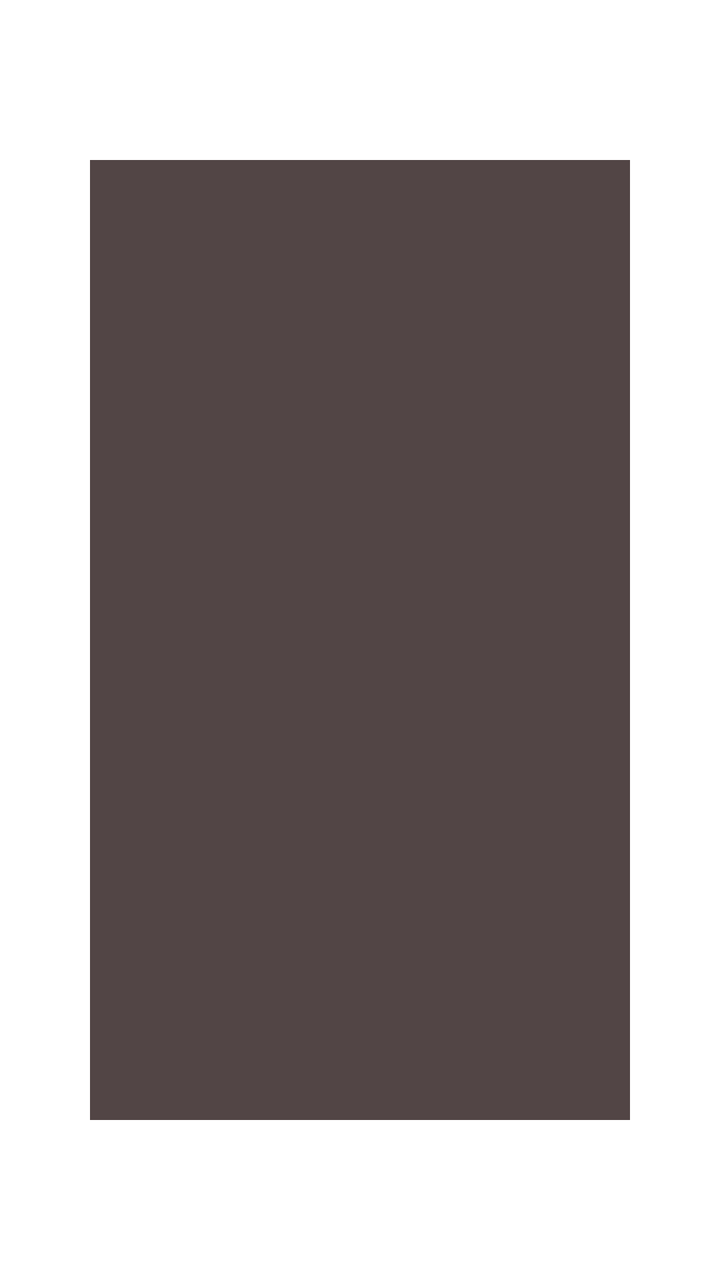
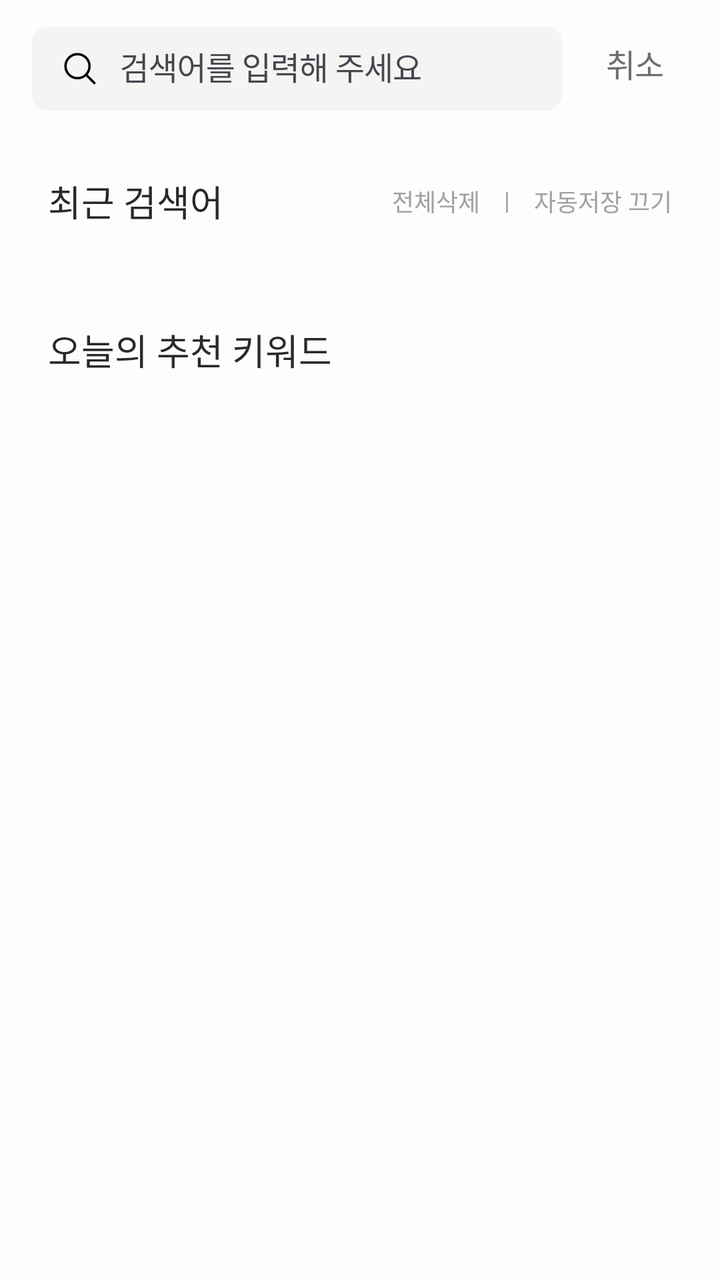

The first picture is an Android layout as it rendered before a commit; the second is the same layout after the commit. The layout source and the unified diff follow.
<!-- AndroidManifest.xml: application theme Theme.Bonda -->
<!-- res/layout/activity_search.xml -->
<?xml version="1.0" encoding="utf-8"?>
<androidx.constraintlayout.widget.ConstraintLayout xmlns:android="http://schemas.android.com/apk/res/android"
    android:layout_width="match_parent"
    android:layout_height="match_parent"
    xmlns:app="http://schemas.android.com/apk/res-auto">



</androidx.constraintlayout.widget.ConstraintLayout>
<!-- resources referenced by this layout -->
<resources>
  <style name="Theme.Bonda" parent="Theme.Material3.Light.NoActionBar">
          <item name="android:windowBackground">@drawable/ic_launcher_background</item>
          <item name="android:windowSplashScreenAnimatedIcon">@drawable/ic_splash_logo</item>
  
  
      </style>
  <!-- drawable ic_launcher_background (drawable) -->
  <vector xmlns:android="http://schemas.android.com/apk/res/android"
      android:width="108dp"
      android:height="108dp"
      android:viewportWidth="512"
      android:viewportHeight="512">
    <group android:scaleX="0.75"
        android:scaleY="0.75"
        android:translateX="64"
        android:translateY="64">
      <path
          android:pathData="M0,0h512v512h-512z"
          android:fillColor="#524545"/>
    </group>
  </vector>
  <!-- drawable ic_splash_logo: vector/xml drawable (drawable, 6541 chars, omitted) -->
</resources>

<!-- the commit's change to res/layout/activity_search.xml (unified diff, before → after) -->
@@ -1,9 +1,152 @@
 <?xml version="1.0" encoding="utf-8"?>
 <androidx.constraintlayout.widget.ConstraintLayout xmlns:android="http://schemas.android.com/apk/res/android"
+    xmlns:app="http://schemas.android.com/apk/res-auto"
     android:layout_width="match_parent"
     android:layout_height="match_parent"
-    xmlns:app="http://schemas.android.com/apk/res-auto">
+    android:background="@color/surface_default_tertiary">
 
+    <androidx.constraintlayout.widget.ConstraintLayout
+        android:id="@+id/search_bar_layout"
+        android:layout_width="match_parent"
+        android:layout_height="wrap_content"
+        android:paddingHorizontal="16dp"
+        android:paddingVertical="8dp"
+        app:layout_constraintTop_toTopOf="parent">
 
+        <com.google.android.material.textfield.TextInputLayout
+            android:id="@+id/search_bar_container"
+            style="@style/Widget.Bonda.SearchBar"
+            android:layout_width="0dp"
+            android:layout_height="0dp"
+            app:layout_constraintBottom_toBottomOf="@id/button_close"
+            app:layout_constraintEnd_toStartOf="@id/button_close"
+            app:layout_constraintStart_toStartOf="parent"
+            app:layout_constraintTop_toTopOf="@id/button_close">
 
+            <com.google.android.material.textfield.TextInputEditText
+                android:id="@+id/search_bar"
+                android:layout_width="match_parent"
+                android:layout_height="match_parent"
+                android:drawableStart="@drawable/ic_action_search_24dp"
+                android:drawablePadding="8dp"
+                android:hint="검색어를 입력해 주세요"
+                android:paddingStart="12dp"
+                android:paddingEnd="12dp"
+                android:textAppearance="@style/Body3" />
+        </com.google.android.material.textfield.TextInputLayout>
+
+        <com.google.android.material.textview.MaterialTextView
+            android:id="@+id/button_close"
+            android:layout_width="wrap_content"
+            android:layout_height="wrap_content"
+            android:layout_marginLeft="10dp"
+            android:padding="12dp"
+            android:text="취소"
+            android:textAppearance="@style/Body1"
+            android:textColor="@color/text_default_secondary"
+            app:layout_constraintEnd_toEndOf="parent"
+            app:layout_constraintStart_toEndOf="@id/search_bar_container"
+            app:layout_constraintTop_toTopOf="parent" />
+    </androidx.constraintlayout.widget.ConstraintLayout>
+
+    <androidx.constraintlayout.widget.ConstraintLayout
+        android:id="@+id/container2"
+        android:layout_width="match_parent"
+        android:layout_height="wrap_content"
+        android:layout_marginTop="24dp"
+        android:paddingHorizontal="24dp"
+        app:layout_constraintTop_toBottomOf="@id/search_bar_layout">
+
+        <com.google.android.material.textview.MaterialTextView
+            android:id="@+id/header1"
+            android:layout_width="0dp"
+            android:layout_height="wrap_content"
+            android:text="최근 검색어"
+            android:textAppearance="@style/Title2"
+            android:textColor="@color/text_default_primary"
+            app:layout_constraintEnd_toStartOf="@id/container1"
+            app:layout_constraintStart_toStartOf="parent"
+            app:layout_constraintTop_toTopOf="parent" />
+
+        <androidx.constraintlayout.widget.ConstraintLayout
+            android:id="@+id/container1"
+            android:layout_width="wrap_content"
+            android:layout_height="wrap_content"
+            app:layout_constraintBottom_toBottomOf="@id/header1"
+            app:layout_constraintEnd_toEndOf="parent"
+            app:layout_constraintTop_toTopOf="@id/header1">
+
+            <com.google.android.material.textview.MaterialTextView
+                android:id="@+id/button_clear_history"
+                android:layout_width="wrap_content"
+                android:layout_height="wrap_content"
+                android:text="전체삭제"
+                android:textAppearance="@style/Caption1"
+                android:textColor="@color/text_default_tertiary"
+                app:layout_constraintStart_toStartOf="parent"
+                app:layout_constraintTop_toTopOf="parent" />
+
+            <com.google.android.material.textview.MaterialTextView
+                android:id="@+id/divider1"
+                android:layout_width="wrap_content"
+                android:layout_height="wrap_content"
+                android:paddingHorizontal="12dp"
+                android:text="|"
+                android:textAppearance="@style/Caption1"
+                android:textColor="@color/text_default_tertiary"
+                app:layout_constraintStart_toEndOf="@id/button_clear_history"
+                app:layout_constraintTop_toTopOf="parent" />
+
+            <com.google.android.material.textview.MaterialTextView
+                android:id="@+id/button_toggle_save_history"
+                android:layout_width="wrap_content"
+                android:layout_height="wrap_content"
+                android:text="자동저장 끄기"
+                android:textAppearance="@style/Caption1"
+                android:textColor="@color/text_default_tertiary"
+                app:layout_constraintStart_toEndOf="@id/divider1"
+                app:layout_constraintTop_toTopOf="parent" />
+        </androidx.constraintlayout.widget.ConstraintLayout>
+    </androidx.constraintlayout.widget.ConstraintLayout>
+
+    <com.google.android.material.textview.MaterialTextView
+        android:id="@+id/text_is_empty"
+        android:layout_width="wrap_content"
+        android:layout_height="wrap_content"
+        android:layout_marginTop="32dp"
+        android:text="최근 검색 기록이 없습니다"
+        android:textAppearance="@style/Caption1"
+        android:textColor="@color/text_default_tertiary"
+        android:visibility="gone"
+        app:layout_constraintEnd_toEndOf="parent"
+        app:layout_constraintStart_toStartOf="parent"
+        app:layout_constraintTop_toBottomOf="@id/container2" />
+
+    <com.google.android.material.chip.ChipGroup
+        android:id="@+id/search_history_chip_group"
+        android:layout_width="match_parent"
+        android:layout_height="wrap_content"
+        android:layout_marginHorizontal="24dp"
+        android:layout_marginTop="16dp"
+        app:layout_constraintTop_toBottomOf="@id/text_is_empty" />
+
+    <com.google.android.material.textview.MaterialTextView
+        android:id="@+id/header2"
+        android:layout_width="0dp"
+        android:layout_height="wrap_content"
+        android:layout_marginStart="24dp"
+        android:layout_marginTop="32dp"
+        android:text="오늘의 추천 키워드"
+        android:textAppearance="@style/Title2"
+        android:textColor="@color/text_default_primary"
+        app:layout_constraintStart_toStartOf="parent"
+        app:layout_constraintTop_toBottomOf="@id/search_history_chip_group" />
+
+    <com.google.android.material.chip.ChipGroup
+        android:id="@+id/today_keywords_chip_group"
+        android:layout_width="match_parent"
+        android:layout_height="wrap_content"
+        android:layout_marginHorizontal="24dp"
+        android:layout_marginTop="16dp"
+        app:layout_constraintTop_toBottomOf="@id/header2" />
 </androidx.constraintlayout.widget.ConstraintLayout>
<!-- resource entries referenced after the edit -->
@@ -1,10 +1,65 @@
 <!-- resources referenced by this layout -->
 <resources>
+  <color name="surface_default_tertiary">#fdfdfd</color>
+  <color name="text_default_primary">#292929</color>
+  <color name="text_default_secondary">#6E6E6E</color>
+  <color name="text_default_tertiary">#A1A1A1</color>
+  <!-- drawable ic_action_search_24dp (drawable) -->
+  <vector xmlns:android="http://schemas.android.com/apk/res/android"
+      android:width="24dp"
+      android:height="24dp"
+      android:viewportWidth="24"
+      android:viewportHeight="24">
+    <path
+        android:pathData="M10.75,10.75m-6,0a6,6 0,1 1,12 0a6,6 0,1 1,-12 0"
+        android:strokeWidth="1.2"
+        android:fillColor="#00000000"
+        android:strokeColor="#000"/>
+    <path
+        android:pathData="M15.522,14.674L19.621,18.773A0.6,0.6 0,0 1,19.621 19.622L19.621,19.622A0.6,0.6 90,0 1,18.773 19.622L14.674,15.523A0.6,0.6 90,0 1,14.674 14.674L14.674,14.674A0.6,0.6 90,0 1,15.522 14.674z"
+        android:fillColor="#000"/>
+  </vector>
+  <style name="Body1">
+          <item name="fontFamily">@font/pretendard_semibold</item>
+          <item name="android:textSize">16sp</item>
+          <item name="android:letterSpacing">-0.02</item>
+          <item name="android:lineHeight">22.4sp</item>
+      </style>
+  <style name="Body3">
+          <item name="fontFamily">@font/pretendard_regular</item>
+          <item name="android:textSize">16sp</item>
+          <item name="android:letterSpacing">-0.02</item>
+          <item name="android:lineHeight">22.4sp</item>
+      </style>
+  <style name="Caption1">
+          <item name="fontFamily">@font/pretendard_semibold</item>
+          <item name="android:textSize">12sp</item>
+          <item name="android:letterSpacing">0</item>
+          <item name="android:lineHeight">16.8sp</item>
+      </style>
+  <style name="Title2">
+          <item name="fontFamily">@font/pretendard_semibold</item>
+          <item name="android:textSize">18sp</item>
+          <item name="android:letterSpacing">0</item>
+          <item name="android:lineHeight">21.6sp</item>
+      </style>
+  <style name="Widget.Bonda.SearchBar" parent="Widget.Material3.TextInputLayout.OutlinedBox">
+          <item name="boxBackgroundColor">@color/surface_default_primary</item>
+          <item name="boxStrokeWidth">0dp</item>
+          <item name="shapeAppearance">@style/ShapeAppearance.Bonda.SearchBar</item>
+          <item name="android:paddingStart">0dp</item>
+          <item name="android:paddingEnd">0dp</item>
+      </style>
   <style name="Theme.Bonda" parent="Theme.Material3.Light.NoActionBar">
           <item name="android:windowBackground">@drawable/ic_launcher_background</item>
           <item name="android:windowSplashScreenAnimatedIcon">@drawable/ic_splash_logo</item>
   
   
+      </style>
+  <color name="surface_default_primary">#f5f4f3</color>
+  <style name="ShapeAppearance.Bonda.SearchBar" parent="ShapeAppearance.Material3.SmallComponent">
+          <item name="cornerFamily">rounded</item>
+          <item name="cornerSize">8dp</item>
       </style>
   <!-- drawable ic_launcher_background (drawable) -->
   <vector xmlns:android="http://schemas.android.com/apk/res/android"
